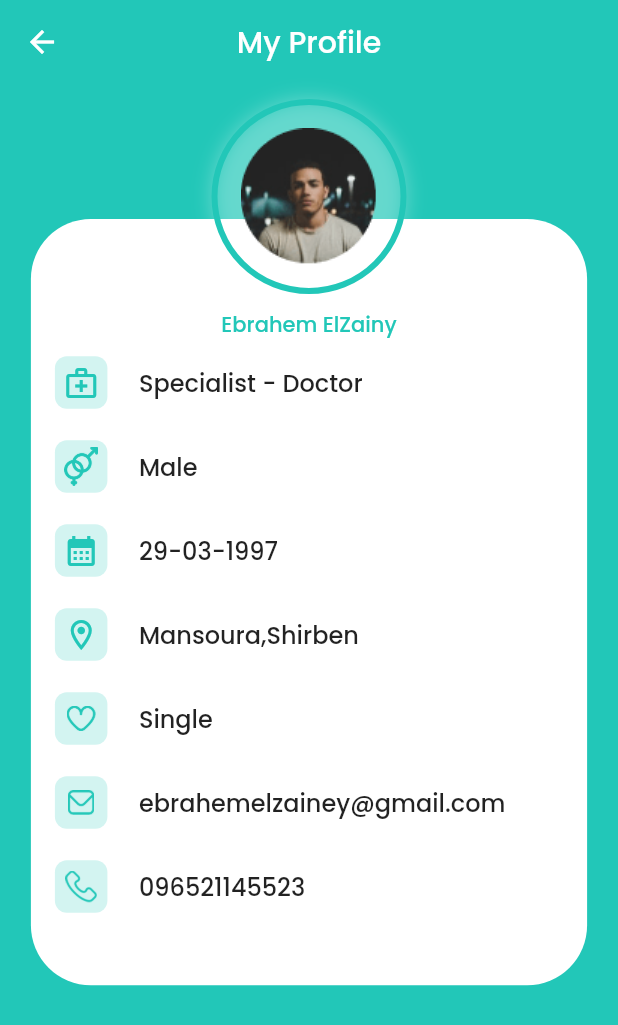
After one commit to mido4315/hospital_system, a Flutter app: the Profile screen opened directly, on a phone screen of 412 x 824 dp. The commit adds this screen. Shown: the top 1025 px of the screen. Run offline on Flutter 3.47's test engine with Material 2 defaults, Android fonts, the phone set to English and light mode, and no system bars; our stand-ins replace local_auth.

Commit message:
Profile screen

```diff
--- a/lib/features/attendance and leaving/Presentation/Views/Widgets/Finger_Print.dart
+++ b/lib/features/attendance and leaving/Presentation/Views/Widgets/Finger_Print.dart
@@ -1,5 +1,3 @@
-
-
 import 'package:flutter/material.dart';
 import 'package:flutter/services.dart';
 import 'package:hospital_system/features/attendance%20and%20leaving/Presentation/Views/Screens/Registered_Screen.dart';
--- /dev/null
+++ b/lib/features/profile/presentation/views/profile.dart
@@ -0,0 +1,112 @@
+import 'package:flutter/material.dart';
+class Profile extends StatelessWidget {
+  const Profile({Key? key}) : super(key: key);
+
+  @override
+  Widget build(BuildContext context) {
+    return Scaffold(
+      backgroundColor:Color(0xff22C7B8),
+      appBar: AppBar(
+        backgroundColor: Colors.transparent,
+        elevation: 0,
+        title: Text('My Profile',style: TextStyle(color: Colors.white),),
+        centerTitle: true,
+        leading: IconButton(onPressed: (){},icon: Icon(Icons.arrow_back,)),
+
+      ),
+      body: SingleChildScrollView(
+        child: Container(
+          padding: const EdgeInsets.only(top: 10, bottom: 40),
+          child: Stack(children: <Widget>[
+            Center(
+              child: Container(
+
+                margin: const EdgeInsets.only(top: 80.0),
+                width: MediaQuery.of(context).size.width*0.9,
+                height: MediaQuery.of(context).size.height * 0.62,
+                decoration: const BoxDecoration(
+                    color: Colors.white,
+                    borderRadius: BorderRadius.all(
+                      Radius.circular(40),
+                                        )),
+                child: Padding(
+                  padding: const EdgeInsets.only(top: 60),
+                  child: Column(
+                    children: [
+                      Center(
+                        child: Text('Ebrahem ElZainy',style: TextStyle(color: Color(0xff22C7B8)),),
+                      ),
+                      CustomTile(icon: Icon(Icons.medical_services_outlined,color: Color(0xff22C7B8),),tile: 'Specialist - Doctor',),
+                      CustomTile(icon: Image.asset('assets/profile_screen/gender.png',scale: 3,),tile: 'Male',),
+                      CustomTile(icon: Icon(Icons.calendar_month,color: Color(0xff22C7B8),),tile: '29-03-1997',),
+                      CustomTile(icon: Icon(Icons.location_on_outlined,color: Color(0xff22C7B8),), tile: 'Mansoura,Shirben'),
+                      CustomTile(icon: Image.asset('assets/profile_screen/heart.png',scale: 3,),tile: 'Single',),
+                      CustomTile(icon: Image.asset('assets/profile_screen/message.png',scale:3,), tile: 'ebrahemelzainey@gmail.com'),
+                      CustomTile(icon: Image.asset('assets/profile_screen/phone.png',scale:3,), tile: '096521145523'),
+
+                    ],
+                  ),
+                ),
+              ),
+            ),
+            Align(
+              alignment: Alignment.topCenter,
+              child: Stack(
+                children: <Widget>[
+                  Container(
+                    width: 130,
+                    height: 130,
+                    decoration: BoxDecoration(
+                      border: Border.all(width: 4,color: Color(0xff22C7B8)),
+                      shape: BoxShape.circle,
+                      boxShadow: [
+                        BoxShadow(
+                          blurRadius: 10,
+                          color: Colors.white38.withOpacity(0.3),
+                        ),
+                      ]
+                    ),
+                    child: CircleAvatar(
+                      backgroundColor: Colors.transparent,
+                      child: Image.asset('assets/profile_screen/Mask Group 2.png'),
+                    ),
+                  ),
+                ],
+              ),
+            ),
+
+
+          ]),
+        ),
+      ),
+    );
+  }
+}
+
+class CustomTile extends StatelessWidget {
+ Widget? icon;
+ String tile;
+
+CustomTile({
+  required this.icon,
+  required this.tile,
+}
+    );
+
+  @override
+  Widget build(BuildContext context) {
+    return ListTile(
+      leading: Container(
+        width: 35,
+        height: 35,
+        decoration: BoxDecoration(
+          shape: BoxShape.rectangle,
+          color: Color(0xff22C7B8).withOpacity(0.2),
+          borderRadius: BorderRadius.circular(8)
+        ),
+        child: icon,
+      ),
+      title: Text(tile),
+    );
+  }
+}
--- a/lib/main.dart
+++ b/lib/main.dart
@@ -1,7 +1,8 @@
 import 'package:flutter/material.dart';
 import 'package:hospital_system/features/attendance%20and%20leaving/Presentation/Views/Screens/Attendance%20and%20Leaving_Screen.dart';
-import 'features/attendance and leaving/Presentation/Views/Screens/TouchID_Sensor_Screen.dart';
+import 'package:hospital_system/features/profile/presentation/views/profile.dart';
 import 'features/splash/presentation/views/splash_view.dart';
+import 'features/profile/presentation/views/profile.dart';
 
 void main() {
   runApp(const MyApp());
@@ -13,10 +14,11 @@ class MyApp extends StatelessWidget {
   @override
   Widget build(BuildContext context) {
     return MaterialApp(
+      debugShowCheckedModeBanner: false,
       theme: ThemeData(
-        primarySwatch: Colors.blue,
+        primaryColor: Color(0xff22C7B8),
+        fontFamily: 'Poppins'
       ),
-      debugShowCheckedModeBanner: false,
       home: const AttendanceandLeaving(),
     );
   }
```
Also changed, not shown: pubspec.yaml (+14 -4 lines), assets/profile_screen/Mask Group 2.png (added), assets/profile_screen/gender.png (added), assets/profile_screen/heart.png (added), assets/profile_screen/message.png (added), assets/profile_screen/phone.png (added), fonts/Poppins-Black.ttf (added), fonts/Poppins-Bold.ttf (added), fonts/Poppins-Medium.ttf (added), pubspec.lock.
